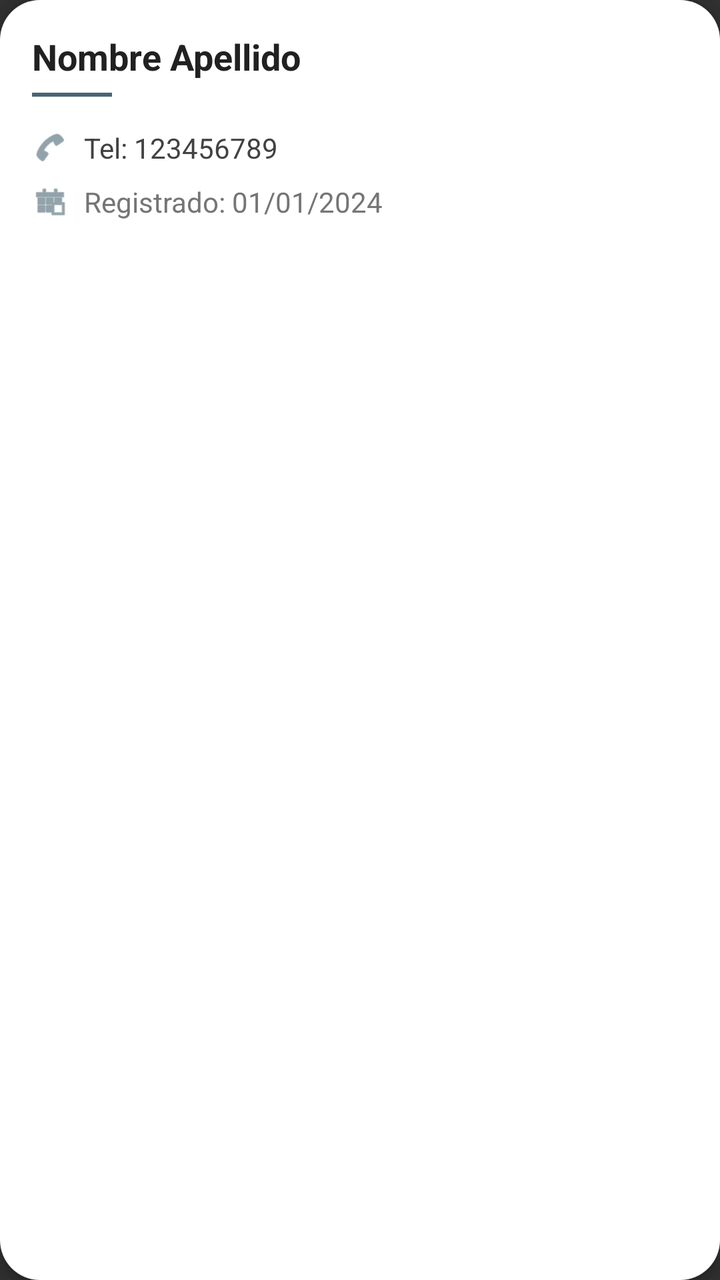
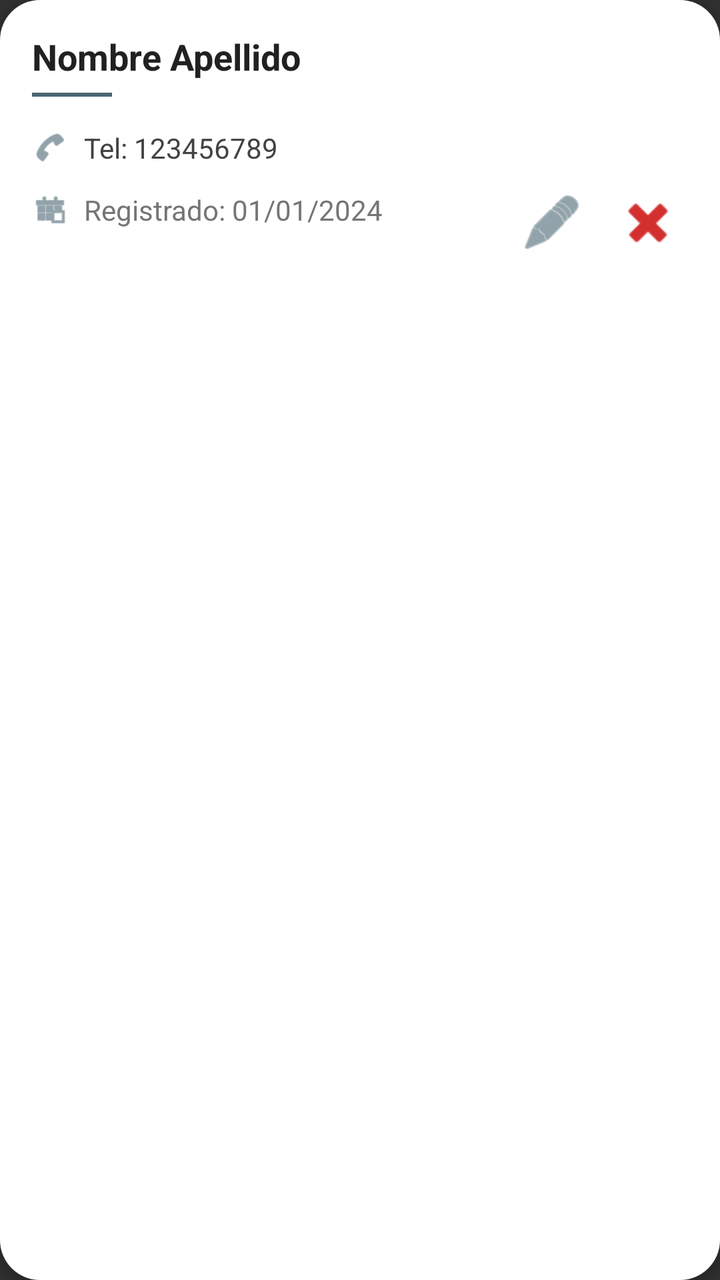

The first picture is an Android layout as it rendered before a commit; the second is the same layout after the commit. The layout source and the unified diff follow.
<!-- AndroidManifest.xml: application theme AppTheme -->
<!-- res/layout/listado_pacientes.xml -->
<?xml version="1.0" encoding="utf-8"?>
<LinearLayout xmlns:android="http://schemas.android.com/apk/res/android"
    android:layout_width="match_parent"
    android:layout_height="wrap_content"
    android:orientation="vertical"
    android:padding="16dp"
    android:background="@drawable/btn_rounded"
    android:elevation="4dp"
    android:layout_margin="8dp">

    
    <LinearLayout
        android:layout_width="match_parent"
        android:layout_height="wrap_content"
        android:orientation="vertical"
        android:layout_marginBottom="12dp">

        <TextView
            android:id="@+id/txtNombre"
            android:layout_width="match_parent"
            android:layout_height="wrap_content"
            android:text="Nombre Apellido"
            android:textSize="18sp"
            android:textColor="#212121"
            android:textStyle="bold"
            android:paddingBottom="6dp" />

        <View
            android:layout_width="40dp"
            android:layout_height="2dp"
            android:background="#4A6572" />
    </LinearLayout>

    
    <LinearLayout
        android:layout_width="match_parent"
        android:layout_height="wrap_content"
        android:orientation="horizontal"
        android:layout_marginTop="4dp"
        android:layout_marginBottom="4dp">

        <ImageView
            android:layout_width="18dp"
            android:layout_height="18dp"
            android:src="@android:drawable/ic_menu_call"
            android:tint="#4A6572"
            android:layout_gravity="center_vertical"
            android:layout_marginEnd="8dp" />

        <TextView
            android:id="@+id/txtTelefono"
            android:layout_width="match_parent"
            android:layout_height="wrap_content"
            android:text="Tel: 123456789"
            android:textColor="#424242"
            android:textSize="14sp" />
    </LinearLayout>

    
    <LinearLayout
        android:layout_width="match_parent"
        android:layout_height="wrap_content"
        android:orientation="horizontal"
        android:layout_marginTop="4dp">

        <ImageView
            android:layout_width="18dp"
            android:layout_height="18dp"
            android:src="@android:drawable/ic_menu_today"
            android:tint="#4A6572"
            android:layout_gravity="center_vertical"
            android:layout_marginEnd="8dp" />

        <TextView
            android:id="@+id/txtFecha"
            android:layout_width="match_parent"
            android:layout_height="wrap_content"
            android:text="Registrado: 01/01/2024"
            android:textSize="14sp"
            android:textColor="#757575" />
    </LinearLayout>
</LinearLayout>
<!-- resources referenced by this layout -->
<resources>
  <!-- drawable btn_rounded (drawable) -->
  <?xml version="1.0" encoding="utf-8"?>
  <shape xmlns:android="http://schemas.android.com/apk/res/android"
      android:shape="rectangle">
  
      
      <solid android:color="@color/white"/>
  
      
      <corners android:radius="20dp"/>
  
      
      <padding
          android:left="5dp"
          android:top="5dp"
          android:right="5dp"
          android:bottom="5dp"/>
  </shape>
  <style name="AppTheme" parent="Theme.AppCompat.NoActionBar">
          <item name="colorPrimary">@color/colorPrimary</item>
          <item name="colorPrimaryDark">@color/colorPrimaryDark</item>
          <item name="colorAccent">@color/colorAccent</item>
      </style>
  <color name="white">#FFFFFF</color>
  <color name="colorPrimary">#000000DD</color>
  <color name="colorPrimaryDark">#000000DD</color>
  <color name="colorAccent">#000000DD</color>
</resources>

<!-- the commit's change to res/layout/listado_pacientes.xml (unified diff, before → after) -->
@@ -32,51 +32,107 @@
     </LinearLayout>
 
     
-    <LinearLayout
+    <RelativeLayout
         android:layout_width="match_parent"
         android:layout_height="wrap_content"
-        android:orientation="horizontal"
         android:layout_marginTop="4dp"
         android:layout_marginBottom="4dp">
 
-        <ImageView
-            android:layout_width="18dp"
-            android:layout_height="18dp"
-            android:src="@android:drawable/ic_menu_call"
-            android:tint="#4A6572"
-            android:layout_gravity="center_vertical"
-            android:layout_marginEnd="8dp" />
+        
+        <LinearLayout
+            android:layout_width="wrap_content"
+            android:layout_height="wrap_content"
+            android:orientation="horizontal"
+            android:layout_alignParentStart="true"
+            android:layout_centerVertical="true">
 
-        <TextView
-            android:id="@+id/txtTelefono"
+            <ImageView
+                android:layout_width="18dp"
+                android:layout_height="18dp"
+                android:layout_gravity="center_vertical"
+                android:layout_marginEnd="8dp"
+                android:src="@android:drawable/ic_menu_call"
+                android:tint="#4A6572" />
+
+            <TextView
+                android:id="@+id/txtTelefono"
+                android:layout_width="wrap_content"
+                android:layout_height="wrap_content"
+                android:text="Tel: 123456789"
+                android:textColor="#424242"
+                android:textSize="14sp" />
+        </LinearLayout>
+
+        
+        <LinearLayout
+            android:layout_width="wrap_content"
+            android:layout_height="wrap_content"
+            android:orientation="horizontal"
+            android:layout_alignParentEnd="true"
+            android:layout_centerVertical="true">
+        </LinearLayout>
+    </RelativeLayout>
+
+
+    <RelativeLayout
+        android:layout_width="match_parent"
+        android:layout_height="wrap_content"
+        android:layout_marginTop="4dp"
+        android:layout_marginBottom="4dp">
+
+        
+        <LinearLayout
             android:layout_width="match_parent"
             android:layout_height="wrap_content"
-            android:text="Tel: 123456789"
-            android:textColor="#424242"
-            android:textSize="14sp" />
-    </LinearLayout>
+            android:layout_marginTop="4dp"
+            android:orientation="horizontal">
 
+            <ImageView
+                android:layout_width="18dp"
+                android:layout_height="18dp"
+                android:layout_gravity="center_vertical"
+                android:layout_marginEnd="8dp"
+                android:src="@android:drawable/ic_menu_today"
+                android:tint="#4A6572" />
+
+            <TextView
+                android:id="@+id/txtFecha"
+                android:layout_width="wrap_content"
+                android:layout_height="wrap_content"
+                android:text="Registrado: 01/01/2024"
+                android:textColor="#757575"
+                android:textSize="14sp" />
+        </LinearLayout>
+
+        
+        <LinearLayout
+            android:layout_width="wrap_content"
+            android:layout_height="wrap_content"
+            android:orientation="horizontal"
+            android:layout_alignParentEnd="true"
+            android:layout_centerVertical="true">
+
+            <ImageButton
+                android:id="@+id/btnEditar"
+                android:layout_width="40dp"
+                android:layout_height="40dp"
+                android:background="?attr/selectableItemBackgroundBorderless"
+                android:src="@android:drawable/ic_menu_edit"
+                android:contentDescription="Editar"
+                android:tint="#4A6572"
+                android:layout_marginEnd="8dp"/>
+
+            <ImageButton
+                android:id="@+id/btnEliminar"
+                android:layout_width="40dp"
+                android:layout_height="40dp"
+                android:background="?attr/selectableItemBackgroundBorderless"
+                android:src="@android:drawable/ic_delete"
+                android:contentDescription="Eliminar"
+                android:tint="#D32F2F"/>
+        </LinearLayout>
+    </RelativeLayout>
     
-    <LinearLayout
-        android:layout_width="match_parent"
-        android:layout_height="wrap_content"
-        android:orientation="horizontal"
-        android:layout_marginTop="4dp">
 
-        <ImageView
-            android:layout_width="18dp"
-            android:layout_height="18dp"
-            android:src="@android:drawable/ic_menu_today"
-            android:tint="#4A6572"
-            android:layout_gravity="center_vertical"
-            android:layout_marginEnd="8dp" />
 
-        <TextView
-            android:id="@+id/txtFecha"
-            android:layout_width="match_parent"
-            android:layout_height="wrap_content"
-            android:text="Registrado: 01/01/2024"
-            android:textSize="14sp"
-            android:textColor="#757575" />
-    </LinearLayout>
 </LinearLayout>
